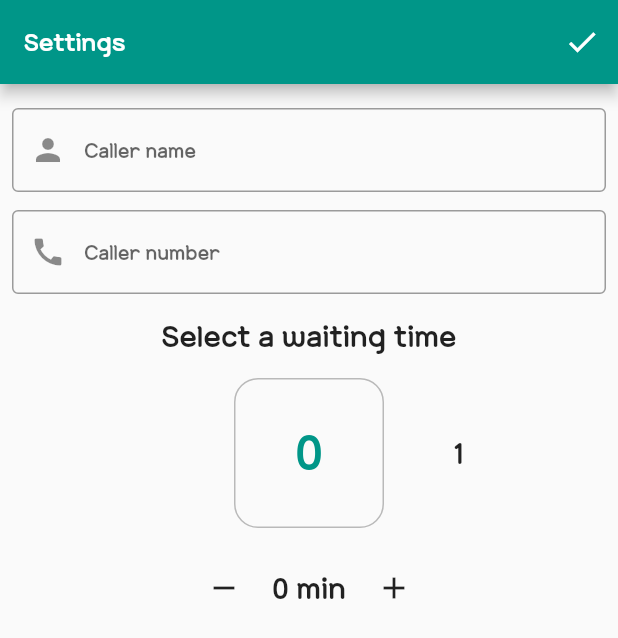
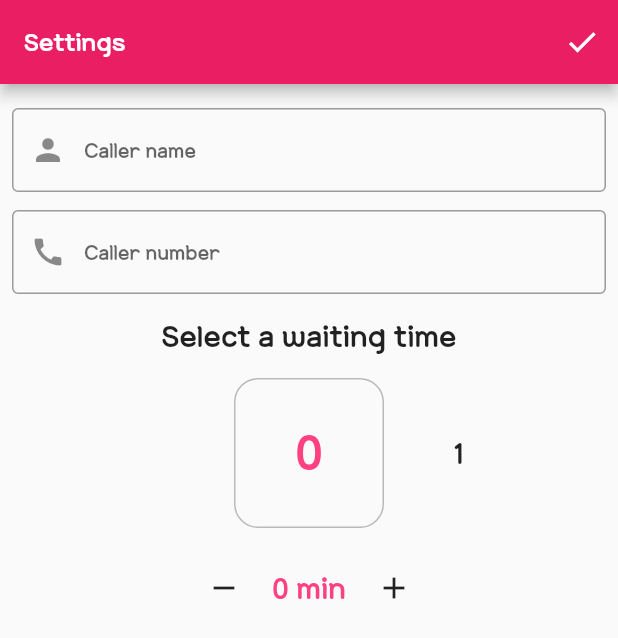
Before and after one commit to choisc91/fake_call, a Flutter app: the screen it shows after launch, on a phone screen of 412 x 824 dp. Shown: the top 638 px of the screen. Run offline on Flutter 3.47's test engine with Material 2 defaults, Android fonts, the phone set to English and light mode, and no system bars; drawn by our look-alikes of numberpicker; missing offline and left inert: flutter_ringtone_player, light, simple_ripple_animation; generated files the repository leaves out were written again.

Commit message:
# 앱 테마 컬러 변경

```diff
--- a/lib/main.dart
+++ b/lib/main.dart
@@ -27,7 +27,7 @@ class MyApp extends StatelessWidget {
       debugShowCheckedModeBanner: false,
       localizationsDelegates: AppLocalizations.localizationsDelegates,
       supportedLocales: AppLocalizations.supportedLocales,
-      theme: ThemeData(primarySwatch: Colors.teal),
+      theme: ThemeData(primarySwatch: Colors.pink),
       home: const SettingsPage(),
     );
   }
--- a/lib/widget/page_settings.dart
+++ b/lib/widget/page_settings.dart
@@ -106,7 +106,7 @@ class _SettingsPaGEState extends State<SettingsPage> {
               selectedTextStyle: TextStyle(
                 fontFamily: 'Yache',
                 fontSize: 40.0,
-                color: Colors.teal,
+                color: Colors.pinkAccent,
               ),
               axis: Axis.horizontal,
               onChanged: (value) => setState(() => _minute = value),
@@ -132,6 +132,7 @@ class _SettingsPaGEState extends State<SettingsPage> {
                   style: TextStyle(
                     fontFamily: 'Yache',
                     fontSize: 24.0,
+                    color: Colors.pinkAccent,
                   ),
                 ),
                 const SizedBox(width: 8.0),
```
